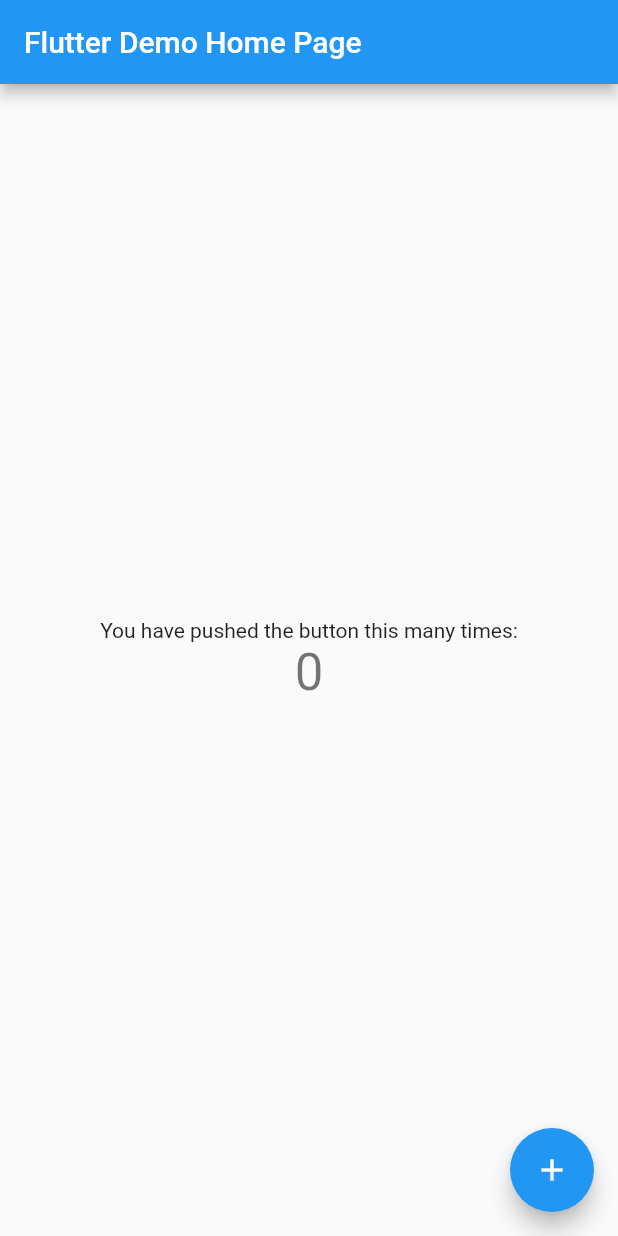
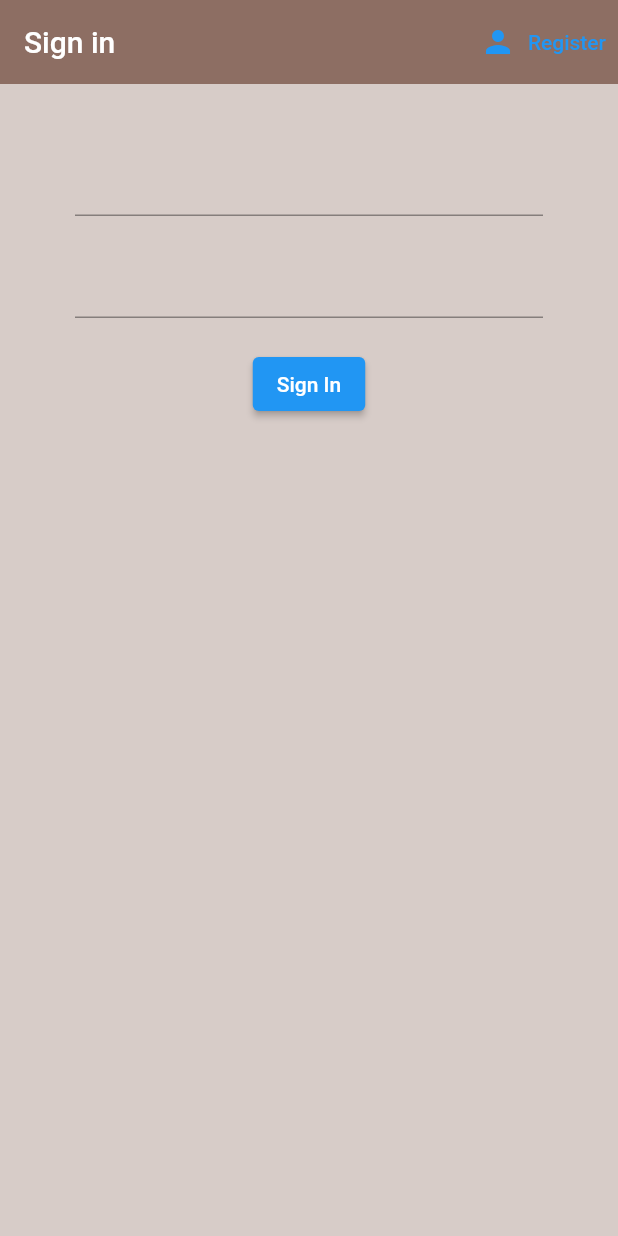
Before and after one commit to JoshuaBiswas/TrendHubMobile, a Flutter app: the screen it shows after launch, on a phone screen of 412 x 824 dp. Run offline on Flutter 3.47's test engine with Material 2 defaults, Android fonts, the phone set to English and light mode, and no system bars; our stand-ins replace firebase_auth, firebase_core; accounts and stored records are empty.

Commit message:
Add Authentication to Flutter

```diff
--- a/application/lib/main.dart
+++ b/application/lib/main.dart
@@ -1,6 +1,16 @@
+import 'package:application/firebase_options.dart';
+import 'package:application/models/user.dart';
+import 'package:application/screens/authListener.dart';
+import 'package:application/services/auth.dart';
 import 'package:flutter/material.dart';
+import 'package:provider/provider.dart';
+import 'package:firebase_core/firebase_core.dart';
 
-void main() {
+void main() async {
+  WidgetsFlutterBinding.ensureInitialized();
+  await Firebase.initializeApp(
+    options: DefaultFirebaseOptions.currentPlatform,
+  );
   runApp(const MyApp());
 }
 
@@ -10,106 +20,12 @@ class MyApp extends StatelessWidget {
   // This widget is the root of your application.
   @override
   Widget build(BuildContext context) {
-    return MaterialApp(
-      title: 'Flutter Demo',
-      theme: ThemeData(
-        // This is the theme of your application.
-        //
-        // Try running your application with "flutter run". You'll see the
-        // application has a blue toolbar. Then, without quitting the app, try
-        // changing the primarySwatch below to Colors.green and then invoke
-        // "hot reload" (press "r" in the console where you ran "flutter run",
-        // or simply save your changes to "hot reload" in a Flutter IDE).
-        // Notice that the counter didn't reset back to zero; the application
-        // is not restarted.
-        primarySwatch: Colors.blue,
+    return StreamProvider<User>.value(
+      initialData: User(uid: ""),
+      value: AuthService().user,
+      child: MaterialApp(
+        home: AuthListener(),
       ),
-      home: const MyHomePage(title: 'Flutter Demo Home Page'),
     );
   }
 }
-
-class MyHomePage extends StatefulWidget {
-  const MyHomePage({super.key, required this.title});
-
-  // This widget is the home page of your application. It is stateful, meaning
-  // that it has a State object (defined below) that contains fields that affect
-  // how it looks.
-
-  // This class is the configuration for the state. It holds the values (in this
-  // case the title) provided by the parent (in this case the App widget) and
-  // used by the build method of the State. Fields in a Widget subclass are
-  // always marked "final".
-
-  final String title;
-
-  @override
-  State<MyHomePage> createState() => _MyHomePageState();
-}
-
-class _MyHomePageState extends State<MyHomePage> {
-  int _counter = 0;
-
-  void _incrementCounter() {
-    setState(() {
-      // This call to setState tells the Flutter framework that something has
-      // changed in this State, which causes it to rerun the build method below
-      // so that the display can reflect the updated values. If we changed
-      // _counter without calling setState(), then the build method would not be
-      // called again, and so nothing would appear to happen.
-      _counter++;
-    });
-  }
-
-  @override
-  Widget build(BuildContext context) {
-    // This method is rerun every time setState is called, for instance as done
-    // by the _incrementCounter method above.
-    //
-    // The Flutter framework has been optimized to make rerunning build methods
-    // fast, so that you can just rebuild anything that needs updating rather
-    // than having to individually change instances of widgets.
-    return Scaffold(
-      appBar: AppBar(
-        // Here we take the value from the MyHomePage object that was created by
-        // the App.build method, and use it to set our appbar title.
-        title: Text(widget.title),
-      ),
-      body: Center(
-        // Center is a layout widget. It takes a single child and positions it
-        // in the middle of the parent.
-        child: Column(
-          // Column is also a layout widget. It takes a list of children and
-          // arranges them vertically. By default, it sizes itself to fit its
-          // children horizontally, and tries to be as tall as its parent.
-          //
-          // Invoke "debug painting" (press "p" in the console, choose the
-          // "Toggle Debug Paint" action from the Flutter Inspector in Android
-          // Studio, or the "Toggle Debug Paint" command in Visual Studio Code)
-          // to see the wireframe for each widget.
-          //
-          // Column has various properties to control how it sizes itself and
-          // how it positions its children. Here we use mainAxisAlignment to
-          // center the children vertically; the main axis here is the vertical
-          // axis because Columns are vertical (the cross axis would be
-          // horizontal).
-          mainAxisAlignment: MainAxisAlignment.center,
-          children: <Widget>[
-            const Text(
-              'You have pushed the button this many times:',
-            ),
-            Text(
-              '$_counter',
-              style: Theme.of(context).textTheme.headline4,
-            ),
-          ],
-        ),
-      ),
-      floatingActionButton: FloatingActionButton(
-        onPressed: _incrementCounter,
-        tooltip: 'Increment',
-        child: const Icon(Icons.add),
-      ), // This trailing comma makes auto-formatting nicer for build methods.
-    );
-  }
-}
--- /dev/null
+++ b/application/lib/models/user.dart
@@ -0,0 +1,5 @@
+class User {
+  final String uid;
+
+  User({required this.uid});
+}
--- /dev/null
+++ b/application/lib/screens/authListener.dart
@@ -0,0 +1,19 @@
+import 'package:application/models/user.dart';
+import 'package:application/screens/authenticate/authenticate.dart';
+import 'package:application/screens/influencerScreens/influencerHome.dart';
+import 'package:flutter/material.dart';
+import 'package:provider/provider.dart';
+
+class AuthListener extends StatelessWidget {
+  @override
+  Widget build(BuildContext context) {
+    final user = Provider.of<User>(context);
+
+    //return either to Brand/Influencer Home or Authenticate Widget
+    if (user.uid == "") {
+      return const Authenticate();
+    } else {
+      return influencerHome();
+    }
+  }
+}
--- /dev/null
+++ b/application/lib/screens/authenticate/authenticate.dart
@@ -0,0 +1,26 @@
+import 'package:application/screens/authenticate/register.dart';
+import 'package:application/screens/authenticate/sign_in.dart';
+import 'package:flutter/material.dart';
+
+class Authenticate extends StatefulWidget {
+  const Authenticate({super.key});
+
+  @override
+  _AuthenticateState createState() => _AuthenticateState();
+}
+
+class _AuthenticateState extends State<Authenticate> {
+  bool showSignIn = true;
+  void toggleView() {
+    setState(() => showSignIn = !showSignIn);
+  }
+
+  @override
+  Widget build(BuildContext context) {
+    if (showSignIn) {
+      return SignIn(toggleView: toggleView);
+    } else {
+      return Register(toggleView: toggleView);
+    }
+  }
+}
--- /dev/null
+++ b/application/lib/screens/authenticate/sign_in.dart
@@ -0,0 +1,80 @@
+import 'package:application/services/auth.dart';
+import 'package:flutter/material.dart';
+
+class SignIn extends StatefulWidget {
+  final Function toggleView;
+  SignIn({required this.toggleView});
+  @override
+  _SignInState createState() => _SignInState();
+}
+
+class _SignInState extends State<SignIn> {
+  final AuthService _auth = AuthService();
+  final _formKey = GlobalKey<FormState>();
+
+  String email = '';
+  String password = '';
+  String error = '';
+
+  @override
+  Widget build(BuildContext context) {
+    return Scaffold(
+      backgroundColor: Colors.brown[100],
+      appBar: AppBar(
+        backgroundColor: Colors.brown[400],
+        elevation: 0.0,
+        title: Text('Sign in'),
+        actions: <Widget>[
+          TextButton.icon(
+              icon: Icon(Icons.person),
+              label: Text("Register"),
+              onPressed: () {
+                widget.toggleView();
+              })
+        ],
+      ),
+      body: Container(
+        padding: EdgeInsets.symmetric(vertical: 20.0, horizontal: 50.0),
+        child: Form(
+            key: _formKey,
+            child: Column(children: <Widget>[
+              SizedBox(height: 20.0),
+              TextFormField(
+                  validator: (val) => val!.isEmpty ? "Enter an emai" : null,
+                  onChanged: (val) {
+                    setState(() => email = val);
+                  }),
+              SizedBox(height: 20.0),
+              TextFormField(
+                  obscureText: true,
+                  validator: (val) =>
+                      val!.length < 6 ? "Enter a password 6+ chars long" : null,
+                  onChanged: (val) {
+                    setState(() => password = val);
+                  }),
+              SizedBox(height: 20.0),
+              ElevatedButton(
+                  child: Text(
+                    'Sign In',
+                    style: TextStyle(color: Colors.white),
+                  ),
+                  onPressed: () async {
+                    if (_formKey.currentState!.validate()) {
+                      dynamic result = await _auth.signInWithEmailAndPassword(
+                          email, password);
+                      if (result == null) {
+                        setState(() =>
+                            error = 'could not sign in with those credentials');
+                      }
+                    }
+                  }),
+              SizedBox(height: 12.0),
+              Text(
+                error,
+                style: TextStyle(color: Colors.red, fontSize: 14.0),
+              )
+            ])),
+      ),
+    );
+  }
+}
--- a/application/pubspec.yaml
+++ b/application/pubspec.yaml
@@ -38,6 +38,7 @@ dependencies:
   cupertino_icons: ^1.0.2
   firebase_core: ^2.16.0
   firebase_auth: ^4.10.0
+  provider: ^6.0.5
 
 dev_dependencies:
   flutter_test:
```
Also changed, not shown: application/lib/screens/authenticate/register.dart (added, +79 -0 lines), application/lib/screens/brandScreens/brandHome.dart (added, +12 -0 lines), application/lib/screens/influencerScreens/influencerHome.dart (added, +26 -0 lines), application/lib/services/auth.dart (added, +61 -0 lines), application/lib/firebase_options.dart, application/pubspec.lock, 2 other files.
